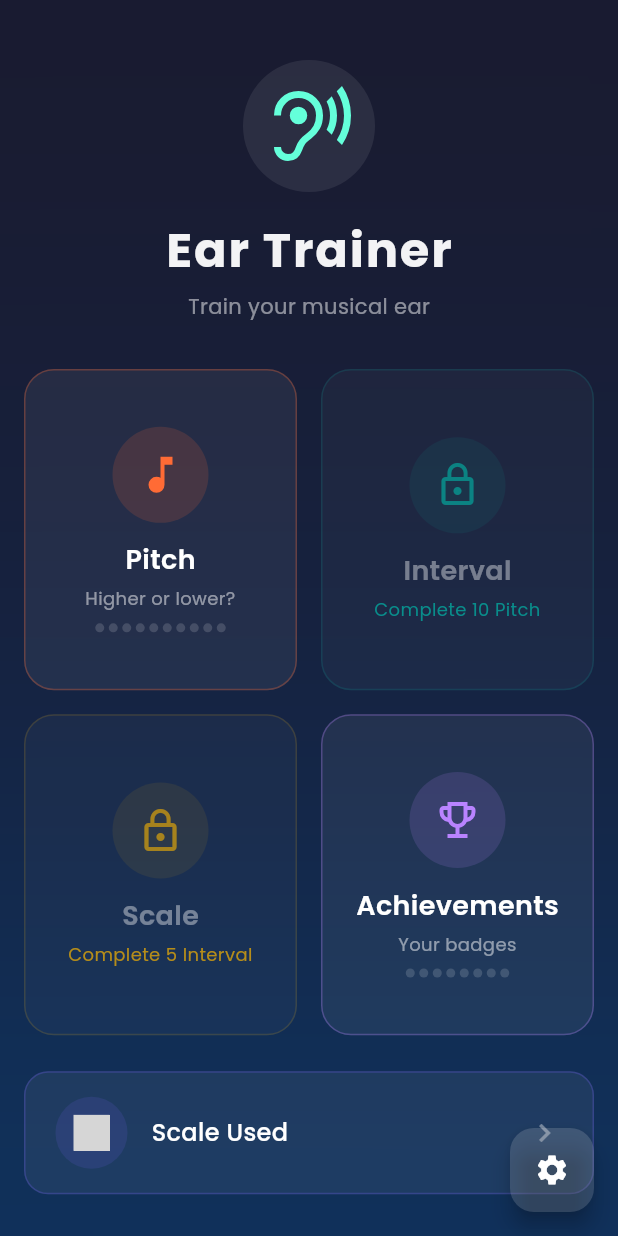
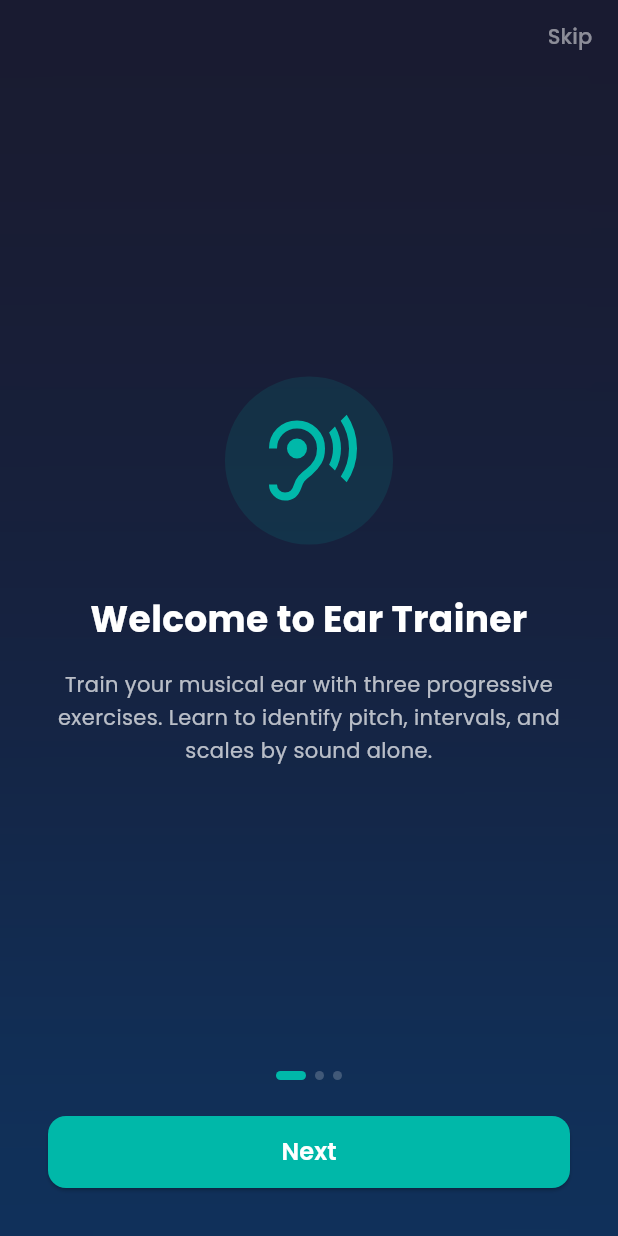
Before and after one commit to definitelynotjin/ear_trainer, a Flutter app: the screen it shows after launch, on a phone screen of 412 x 824 dp. Run offline on Flutter 3.47's test engine with Material 3 defaults, Android fonts, the phone set to English and light mode, and no system bars; our stand-ins replace audioplayers, flutter_svg, sqflite; missing offline and left inert: step_progress; accounts and stored records are empty; grey boxes are pictures that could not be loaded.

Commit message:
feat: add splash screen, answer history tracking, and UI updates
- Add splash screen shown on first app launch
- Introduce answer_history table (DB v3→v4) for tracking exercise answers
- Rework front page layout from sliver-based scroll to fixed column
- Add tappable app logo on front page
- Fix completionist achievement description typo

```diff
--- a/lib/main.dart
+++ b/lib/main.dart
@@ -1,4 +1,5 @@
 import 'package:ear_trainer/pages/frontpage.dart';
+import 'package:ear_trainer/pages/splash.dart';
 import 'package:ear_trainer/models/achievements.dart';
 import 'package:ear_trainer/models/quiz_session.dart';
 import 'package:flutter/material.dart';
@@ -7,18 +8,49 @@ Future<void> main() async {
   WidgetsFlutterBinding.ensureInitialized();
   await Achievement.loadState();
   await QuizSession().load();
-  runApp(const MyApp());
+  final isFirstLaunch = await QuizSession().isFirstVisit('app_intro');
+  runApp(MyApp(showSplash: isFirstLaunch));
 }
 
 class MyApp extends StatelessWidget {
-  const MyApp({super.key});
+  final bool showSplash;
+  const MyApp({super.key, this.showSplash = false});
 
   @override
   Widget build(BuildContext context) {
     return MaterialApp(
       debugShowCheckedModeBanner: false,
       theme: ThemeData(fontFamily: 'Poppins'),
-      home: const FrontPage(),
+      home: _Root(showSplash: showSplash),
     );
   }
 }
+
+class _Root extends StatefulWidget {
+  final bool showSplash;
+  const _Root({this.showSplash = false});
+
+  @override
+  State<_Root> createState() => _RootState();
+}
+
+class _RootState extends State<_Root> {
+  bool _showSplash = false;
+
+  @override
+  void initState() {
+    super.initState();
+    _showSplash = widget.showSplash;
+  }
+
+  void _finishSplash() {
+    setState(() => _showSplash = false);
+  }
+
+  @override
+  Widget build(BuildContext context) {
+    return _showSplash
+        ? SplashScreen(onDone: _finishSplash)
+        : const FrontPage();
+  }
+}
--- a/lib/models/achievements.dart
+++ b/lib/models/achievements.dart
@@ -63,7 +63,7 @@ class Achievement {
     Achievement(
       id: 'completionist',
       title: 'Completionist',
-      description: 'Unlock every available badge',
+      description: 'Unlock every available badges',
       icon: 'assets/badges/badge_completionist.svg',
     ),
   ];
--- a/lib/pages/frontpage.dart
+++ b/lib/pages/frontpage.dart
@@ -5,6 +5,8 @@ import 'package:ear_trainer/pages/interval.dart' as interval_page;
 import 'package:ear_trainer/pages/scale.dart';
 import 'package:ear_trainer/pages/achievements.dart';
 import 'package:ear_trainer/pages/scaleused.dart';
+import 'package:ear_trainer/pages/splash.dart';
+import 'package:ear_trainer/pages/statistics.dart';
 import 'package:ear_trainer/models/achievements.dart';
 import 'package:ear_trainer/models/quiz_session.dart';
 import 'package:ear_trainer/widgets/app_background.dart';
@@ -49,59 +51,57 @@ class _FrontPageState extends State<FrontPage> {
       ),
       body: AppBackground(
         child: SafeArea(
-          child: CustomScrollView(
-            slivers: [
-              SliverToBoxAdapter(
           child: Padding(
-                  padding: const EdgeInsets.only(top: 40, bottom: 8),
+            padding: const EdgeInsets.fromLTRB(16, 20, 16, 16),
             child: Column(
+              crossAxisAlignment: CrossAxisAlignment.center,
               children: [
-                      Container(
-                        padding: const EdgeInsets.all(16),
+                GestureDetector(
+                  onTap: () => Navigator.push(
+                    context,
+                    MaterialPageRoute(builder: (_) => const SplashScreen()),
+                  ),
+                  child: Container(
+                    padding: const EdgeInsets.all(30),
                     decoration: BoxDecoration(
                       color: Colors.white.withValues(alpha: 0.08),
                       shape: BoxShape.circle,
                     ),
                     child: SvgPicture.asset(
                       'assets/icons/ear_trainer.svg',
-                          width: 56,
-                          height: 56,
+                      width: 60,
+                      height: 60,
                       color: Colors.tealAccent,
                     ),
                   ),
-                      const SizedBox(height: 16),
+                ),
+                const SizedBox(height: 8),
                 Text(
                   'Ear Trainer',
                   style: TextStyle(
                     color: Colors.white.withValues(alpha: 0.95),
                     fontWeight: FontWeight.w700,
-                          fontSize: 32,
+                    fontSize: 26,
                     letterSpacing: 1.2,
                   ),
                 ),
-                      const SizedBox(height: 4),
+                const SizedBox(height: 2),
                 Text(
                   'Train your musical ear',
                   style: TextStyle(
                     color: Colors.white.withValues(alpha: 0.5),
-                          fontSize: 14,
+                    fontSize: 13,
                     fontWeight: FontWeight.w300,
                   ),
                 ),
-                    ],
-                  ),
-                ),
-              ),
-              SliverPadding(
-                padding: const EdgeInsets.fromLTRB(16, 24, 16, 16),
-                sliver: SliverGrid(
-                  gridDelegate: const SliverGridDelegateWithFixedCrossAxisCount(
+                const SizedBox(height: 16),
+                Expanded(
+                  child: GridView.count(
                     crossAxisCount: 2,
-                    mainAxisSpacing: 16,
-                    crossAxisSpacing: 16,
-                    childAspectRatio: 0.85,
-                  ),
-                  delegate: SliverChildListDelegate([
+                    mainAxisSpacing: 10,
+                    crossAxisSpacing: 10,
+                    childAspectRatio: 1.0,
+                    children: [
                       _GridCard(
                         label: 'Pitch',
                         iconPath: 'assets/icons/single_note.svg',
@@ -126,7 +126,8 @@ class _FrontPageState extends State<FrontPage> {
                             ? () => Navigator.push(
                                 context,
                                 MaterialPageRoute(
-                                builder: (_) => const interval_page.Interval(),
+                                  builder: (_) =>
+                                      const interval_page.Interval(),
                                 ),
                               ).then((_) => setState(() {}))
                             : () => FeedbackPopup.info(
@@ -146,7 +147,9 @@ class _FrontPageState extends State<FrontPage> {
                         onTap: _scaleUnlocked
                             ? () => Navigator.push(
                                 context,
-                              MaterialPageRoute(builder: (_) => const Scale()),
+                                MaterialPageRoute(
+                                  builder: (_) => const Scale(),
+                                ),
                               ).then((_) => setState(() {}))
                             : () => FeedbackPopup.info(
                                 context,
@@ -164,31 +167,40 @@ class _FrontPageState extends State<FrontPage> {
                         totalSteps: Achievement.all.length,
                         onTap: () => Navigator.push(
                           context,
-                        MaterialPageRoute(builder: (_) => const Achievements()),
+                          MaterialPageRoute(
+                            builder: (_) => const Achievements(),
+                          ),
                         ).then((_) => setState(() {})),
                       ),
-                  ]),
+                      _GridCard(
+                        label: 'Statistics',
+                        iconPath: 'assets/icons/progress.svg',
+                        accentColor: const Color(0xFF00B8A9),
+                        subtitle: 'View your progress',
+                        showProgress: false,
+                        onTap: () => Navigator.push(
+                          context,
+                          MaterialPageRoute(
+                            builder: (_) => const StatisticsPage(),
                           ),
                         ),
-              SliverToBoxAdapter(
-                child: Padding(
-                  padding: const EdgeInsets.symmetric(
-                    horizontal: 16,
-                    vertical: 8,
                       ),
-                  child: _WideCard(
+                      _GridCard(
                         label: 'Scale Used',
                         iconPath: 'assets/icons/cadence.svg',
                         accentColor: const Color(0xFF6C5CE7),
+                        subtitle: 'Reference scale',
+                        showProgress: false,
                         onTap: () => Navigator.push(
                           context,
                           MaterialPageRoute(builder: (_) => const ScaleUsed()),
                         ),
                       ),
+                    ],
                   ),
                 ),
-              const SliverToBoxAdapter(child: SizedBox(height: 80)),
               ],
+            ),
           ),
         ),
       ),
@@ -416,6 +428,7 @@ class _GridCard extends StatelessWidget {
   final int progress;
   final int totalSteps;
   final bool locked;
+  final bool showProgress;
   final VoidCallback onTap;
 
   const _GridCard({
@@ -426,6 +439,7 @@ class _GridCard extends StatelessWidget {
     this.progress = 0,
     this.totalSteps = 10,
     this.locked = false,
+    this.showProgress = true,
     required this.onTap,
   });
 
@@ -488,7 +502,7 @@ class _GridCard extends StatelessWidget {
                   fontSize: 12,
                 ),
               ),
-              if (!locked) ...[
+              if (!locked && showProgress) ...[
                 const SizedBox(height: 8),
                 Row(
                   mainAxisAlignment: MainAxisAlignment.center,
--- /dev/null
+++ b/lib/pages/splash.dart
@@ -0,0 +1,209 @@
+import 'package:ear_trainer/widgets/app_background.dart';
+import 'package:flutter/material.dart';
+import 'package:flutter_svg/flutter_svg.dart';
+
+class SplashScreen extends StatefulWidget {
+  final VoidCallback? onDone;
+  const SplashScreen({super.key, this.onDone});
+
+  @override
+  State<SplashScreen> createState() => _SplashScreenState();
+}
+
+class _SplashScreenState extends State<SplashScreen> {
+  final _controller = PageController();
+  int _page = 0;
+
+  static const _slides = [
+    _Slide(
+      icon: 'assets/icons/ear_trainer.svg',
+      iconColor: Color(0xFF00B8A9),
+      title: 'Welcome to Ear Trainer',
+      body:
+          'Train your musical ear with three progressive exercises. '
+          'Learn to identify pitch, intervals, and scales by sound alone.',
+    ),
+    _Slide(
+      icon: 'assets/icons/single_note.svg',
+      iconColor: Color(0xFFFF6B35),
+      title: 'How It Works',
+      body:
+          '1. Tap the note buttons to hear sounds\n'
+          '2. Compare what you hear\n'
+          '3. Pick the right answer\n'
+          '4. Unlock new exercises as you progress\n'
+          '5. Earn achievements along the way',
+    ),
+    _Slide(
+      icon: 'assets/icons/trophy.svg',
+      iconColor: Color(0xFFB983FF),
+      title: 'Progressive Unlock',
+      body:
+          'Start with Pitch — complete 10 questions to unlock Interval.\n'
+          'Complete 5 Interval questions to unlock Scale.\n'
+          'Each exercise has its own help guide — tap ? anytime.\n\n'
+          'Ready? Let\'s train your ear.',
+    ),
+  ];
+
+  void _finish() {
+    if (widget.onDone != null) {
+      widget.onDone!.call();
+    } else if (mounted) {
+      Navigator.pop(context);
+    }
+  }
+
+  void _next() {
+    if (_page < _slides.length - 1) {
+      _controller.nextPage(
+        duration: const Duration(milliseconds: 300),
+        curve: Curves.easeInOut,
+      );
+    } else {
+      _finish();
+    }
+  }
+
+  @override
+  void dispose() {
+    _controller.dispose();
+    super.dispose();
+  }
+
+  @override
+  Widget build(BuildContext context) {
+    return Scaffold(
+      backgroundColor: const Color(0xFF0F3460),
+      body: AppBackground(
+        child: SafeArea(
+          child: Column(
+            children: [
+              Align(
+                alignment: Alignment.topRight,
+                child: TextButton(
+                  onPressed: _finish,
+                  child: Text(
+                    'Skip',
+                    style: TextStyle(
+                      color: Colors.white.withValues(alpha: 0.5),
+                      fontSize: 14,
+                    ),
+                  ),
+                ),
+              ),
+              Expanded(
+                child: PageView.builder(
+                  controller: _controller,
+                  itemCount: _slides.length,
+                  onPageChanged: (i) => setState(() => _page = i),
+                  itemBuilder: (context, index) {
+                    final s = _slides[index];
+                    return Padding(
+                      padding: const EdgeInsets.symmetric(horizontal: 32),
+                      child: Column(
+                        mainAxisAlignment: MainAxisAlignment.center,
+                        children: [
+                          Container(
+                            padding: const EdgeInsets.all(24),
+                            decoration: BoxDecoration(
+                              color: s.iconColor.withValues(alpha: 0.12),
+                              shape: BoxShape.circle,
+                            ),
+                            child: SvgPicture.asset(
+                              s.icon,
+                              width: 64,
+                              height: 64,
+                              color: s.iconColor,
+                            ),
+                          ),
+                          const SizedBox(height: 32),
+                          Text(
+                            s.title,
+                            textAlign: TextAlign.center,
+                            style: const TextStyle(
+                              color: Colors.white,
+                              fontSize: 24,
+                              fontWeight: FontWeight.bold,
+                            ),
+                          ),
+                          const SizedBox(height: 16),
+                          Text(
+                            s.body,
+                            textAlign: TextAlign.center,
+                            style: TextStyle(
+                              color: Colors.white.withValues(alpha: 0.7),
+                              fontSize: 14,
+                              height: 1.6,
+                            ),
+                          ),
+                        ],
+                      ),
+                    );
+                  },
+                ),
+              ),
+              Row(
+                mainAxisAlignment: MainAxisAlignment.center,
+                children: List.generate(_slides.length, (i) {
+                  final active = i == _page;
+                  return AnimatedContainer(
+                    duration: const Duration(milliseconds: 200),
+                    margin: const EdgeInsets.symmetric(horizontal: 3),
+                    width: active ? 20 : 6,
+                    height: 6,
+                    decoration: BoxDecoration(
+                      color: active
+                          ? const Color(0xFF00B8A9)
+                          : Colors.white.withValues(alpha: 0.2),
+                      borderRadius: BorderRadius.circular(3),
+                    ),
+                  );
+                }),
+              ),
+              const SizedBox(height: 24),
+              Padding(
+                padding: const EdgeInsets.symmetric(horizontal: 32),
+                child: SizedBox(
+                  width: double.infinity,
+                  height: 48,
+                  child: ElevatedButton(
+                    style: ElevatedButton.styleFrom(
+                      backgroundColor: const Color(0xFF00B8A9),
+                      foregroundColor: Colors.white,
+                      shape: RoundedRectangleBorder(
+                        borderRadius: BorderRadius.circular(12),
+                      ),
+                    ),
+                    onPressed: _next,
+                    child: Text(
+                      _page < _slides.length - 1 ? 'Next' : 'Get Started',
+                      style: const TextStyle(
+                        fontSize: 16,
+                        fontWeight: FontWeight.w600,
+                      ),
+                    ),
+                  ),
+                ),
+              ),
+              const SizedBox(height: 32),
+            ],
+          ),
+        ),
+      ),
+    );
+  }
+}
+
+class _Slide {
+  final String icon;
+  final Color iconColor;
+  final String title;
+  final String body;
+  const _Slide({
+    required this.icon,
+    required this.iconColor,
+    required this.title,
+    required this.body,
+  });
+}
--- a/lib/widgets/feedback_popup.dart
+++ b/lib/widgets/feedback_popup.dart
@@ -39,12 +39,13 @@ class FeedbackPopup {
     );
   }
 
-  /// Show an info popup (blue info). No sound.
+  /// Show an info popup (blue info) + misc sound.
   static Future<void> info(
     BuildContext context, {
     required String title,
     Duration duration = const Duration(milliseconds: 1500),
   }) {
+    _playSound('audio/misc.wav');
     return _show(
       context,
       title: title,
```
Also changed, not shown: lib/models/quiz_session.dart (+46 -1 lines), lib/pages/interval.dart (+10 -0 lines), lib/pages/pitch.dart (+10 -0 lines), lib/pages/statistics.dart (added, +270 -0 lines), lib/widgets/help.dart (+8 -0 lines), 1 other file. Lines whose indentation alone changed are shown as unchanged.
